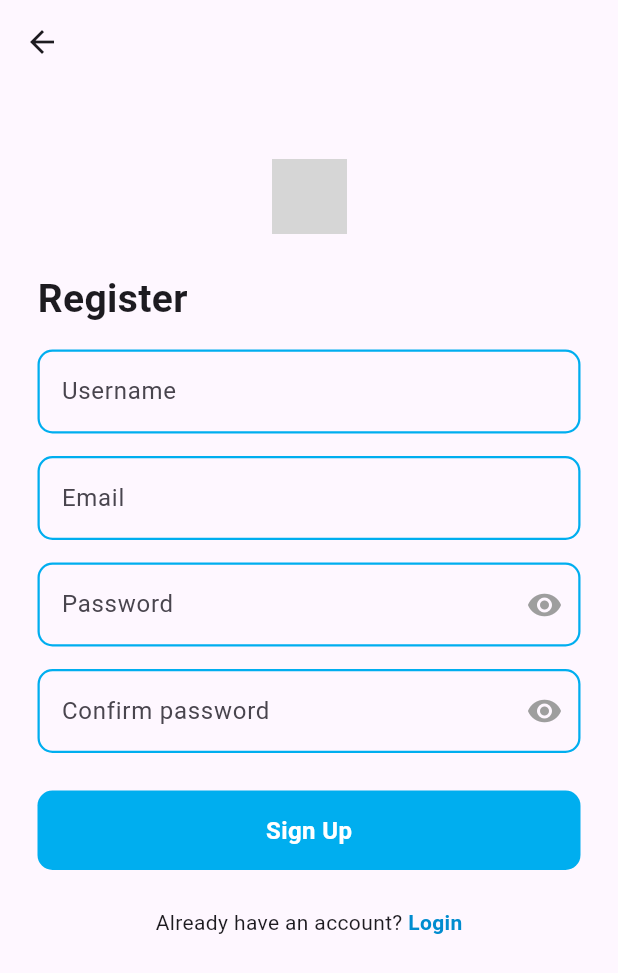
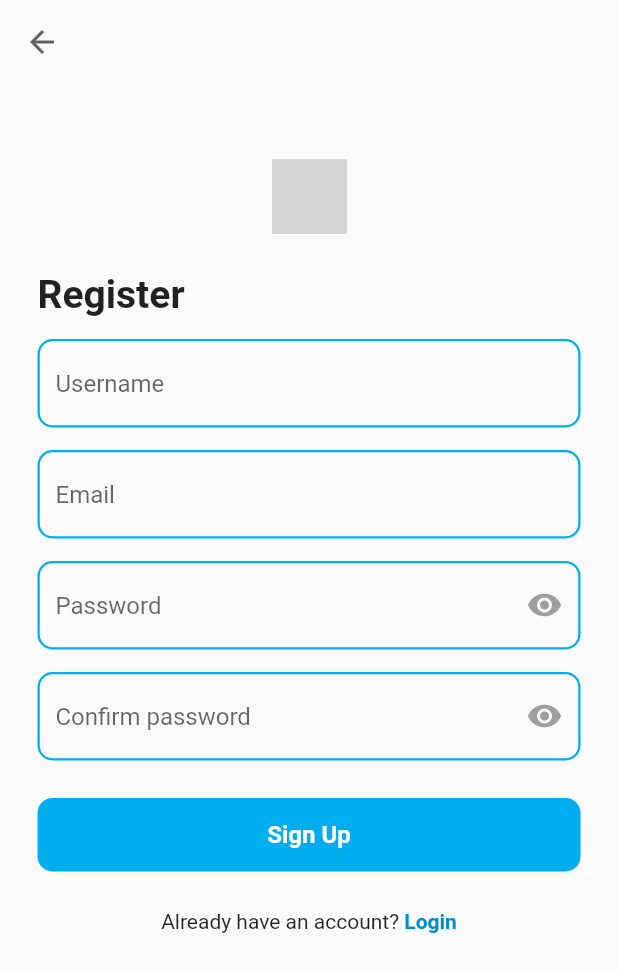
Before and after one commit to Sweet-Zip/E-Library, a Flutter app: the screen it shows after launch, after a tap on "Sign In", after a tap on "Sign Up", on a phone screen of 412 x 824 dp. Shown: the top 973 px of the screen. Run offline on Flutter 3.47's test engine with Material 2 defaults, Android fonts, the phone set to English and light mode, and no system bars; our stand-ins replace shared_preferences; network calls fail; grey boxes are pictures that could not be loaded.

Commit message:
update little

```diff
--- a/lib/component/custom_button.dart
+++ b/lib/component/custom_button.dart
@@ -12,16 +12,19 @@ class CustomButton extends StatelessWidget {
   Widget build(BuildContext context) {
     return Container(
       decoration: BoxDecoration(
-        color: const Color(0xff00AEEF),
+        color: Theme.of(context).colorScheme.primary ,
         borderRadius: BorderRadius.circular(10.0),
       ),
       margin: const EdgeInsets.symmetric(horizontal: 25),
       padding: const EdgeInsets.symmetric(vertical: 15),
       child: Center(
         child: Text(
-            textString,
+          textString,
           style: const TextStyle(
-              color: Colors.white, fontWeight: FontWeight.bold, fontSize: 16),
+            color: Colors.white,
+            fontWeight: FontWeight.bold,
+            fontSize: 16,
+          ),
         ),
       ),
     );
--- a/lib/component/custom_textFormField.dart
+++ b/lib/component/custom_textFormField.dart
@@ -58,10 +58,10 @@ class _CustomTextFieldState extends State<CustomTextField> {
         keyboardType: TextInputType.emailAddress,
         decoration: InputDecoration(
           hintText: widget.hintText,
-          enabledBorder: outLine(const Color(0xff00AEEF)),
-          focusedBorder: outLine(const Color(0xff008CCF)),
+          enabledBorder: outLine(Theme.of(context).colorScheme.primary),
+          focusedBorder: outLine(Theme.of(context).colorScheme.primary),
           errorBorder: outLine(Colors.red),
-          focusedErrorBorder: outLine(const Color(0xff008CCF)),
+          focusedErrorBorder: outLine(Theme.of(context).colorScheme.primary),
           // Conditionally show/hide the toggle icon based on obscureText
           suffixIcon: widget.obscureText
               ? IconButton(
--- a/lib/main.dart
+++ b/lib/main.dart
@@ -2,6 +2,7 @@ import 'package:flutter/material.dart';
 import 'package:mobile/logic/UserLogic.dart';
 import 'package:mobile/screen/item_main_screen.dart';
 import 'package:mobile/screen/login_screen.dart';
+import 'package:mobile/theme/theme.dart';
 import 'package:provider/provider.dart';
 import 'package:shared_preferences/shared_preferences.dart';
 
@@ -18,23 +19,21 @@ void main() async {
   );
 }
 
-
 class MyApp extends StatelessWidget {
   const MyApp({Key? key});
+
   @override
   Widget build(BuildContext context) {
     final userLogic = Provider.of<UserLogic>(context);
     return MaterialApp(
-      theme: ThemeData(
-        colorScheme: ColorScheme.fromSeed(seedColor: Colors.deepPurple),
-        useMaterial3: true,
-      ),
-      home: userLogic.authenticatedUsername != null ? ItemMainScreen() : LoginScreen(),
+      theme: lightMode,
+      darkTheme: darkMode,
+      home: userLogic.authenticatedUsername != null
+          ? ItemMainScreen()
+          : LoginScreen(),
     );
   }
 }
-
-
 
 /*
 import 'dart:convert';
--- a/lib/screen/item_main_screen.dart
+++ b/lib/screen/item_main_screen.dart
@@ -1,6 +1,6 @@
 import 'package:flutter/material.dart';
-import 'package:mobile/screen/home_screen.dart';
-import 'package:mobile/screen/profile_screen.dart';
+import 'package:mobile/screen/sub/home_screen.dart';
+import 'package:mobile/screen/sub/profile_screen.dart';
 import 'package:provider/provider.dart';
 import 'package:shared_preferences/shared_preferences.dart';
 
--- a/lib/screen/register_screen.dart
+++ b/lib/screen/register_screen.dart
@@ -17,7 +17,13 @@ class _RegisterScreenState extends State<RegisterScreen> {
   @override
   Widget build(BuildContext context) {
     return Scaffold(
-      appBar: AppBar(),
+      appBar: AppBar(
+        backgroundColor: Colors.transparent, // Make the AppBar transparent
+        iconTheme: IconThemeData(
+          color: Theme.of(context).brightness == Brightness.dark ? Colors.white : Colors.grey.shade700,
+        ),
+        elevation: 0, // Remove the shadow
+      ),
       body: SafeArea(
         child: _buildBody(),
       ),
--- a/lib/screen/profile_screen.dart
+++ b/lib/screen/sub/profile_screen.dart
@@ -3,7 +3,7 @@ import 'package:mobile/component/custom_button.dart';
 import 'package:mobile/screen/login_screen.dart';
 import 'package:provider/provider.dart';
 
-import '../logic/UserLogic.dart';
+import '../../logic/UserLogic.dart';
 
 class ProfileScreen extends StatefulWidget {
   ProfileScreen({super.key, required this.authenticatedId});
--- /dev/null
+++ b/lib/theme/theme.dart
@@ -0,0 +1,19 @@
+import 'package:flutter/material.dart';
+
+ThemeData lightMode = ThemeData(
+  brightness: Brightness.light,
+  colorScheme: ColorScheme.light(
+    background: Colors.white70,
+    primary: Color(0xff00AEEF),
+    secondary: Colors.grey,
+  ),
+);
+
+ThemeData darkMode = ThemeData(
+  brightness: Brightness.dark,
+  colorScheme: ColorScheme.dark(
+    background: Colors.black26,
+    primary: Colors.green,
+    secondary: Colors.grey,
+  ),
+);
```
Also changed, not shown: lib/screen/sub/home_screen.dart (renamed from lib/screen/home_screen.dart). Lines whose indentation alone changed are shown as unchanged.
